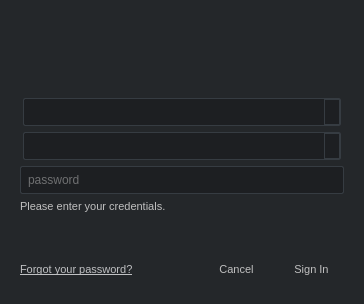
shotgunsoftware/tk-core, file python/tank/authentication/resources/login_dialog.ui: the form before one commit.
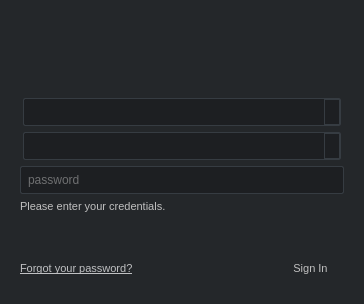
The form after the commit. Icons and pictures are not drawn. Custom widgets are drawn as their Qt base class.

Commit message:
SG-30477 App Session Launcher - Part 2: improve UI (#886)
* [Review QT Stylesheet] Update button style to be more eventful and aligned with SG style

* Add confirmation before closing the window - Cancel button, Close window, Escape key

* Remove the Cancel buttons

* Add test coverage to confirmation dialog

*  Fixup Python 2 support: "exec" is a reserved keyword in Python 2

```diff
--- a/python/tank/authentication/resources/login_dialog.ui
+++ b/python/tank/authentication/resources/login_dialog.ui
@@ -36,6 +36,7 @@
 QPushButton
 {
     background-color: transparent;
+    border: 1px solid transparent;
     border-radius: 2px;
     padding: 8px;
     padding-left: 15px;
@@ -57,6 +58,21 @@
     margin-right: 3px;
 }
 
+QPushButton:focus
+{
+    border-color: rgb(48, 167, 227);
+    outline: none;
+}
+
+QPushButton:hover {
+    border-color: rgb(54, 60, 66);
+}
+
+QPushButton:pressed
+{
+    border-color: rgb(192, 192, 192);
+}
+
 QComboBox:focus, QLineEdit:focus
 {
     border: 1px solid rgb(48, 167, 227);
@@ -91,8 +107,19 @@
 QPushButton.main
 {
     background-color: rgb(35, 165, 225);
+    border-color: rgb(36, 39, 42);
     color: rgb(248, 248, 248);
 }
+
+QPushButton.main:focus, QPushButton.main:hover
+{
+    border-color: rgb(54, 60, 66);
+}
+
+QPushButton.main:pressed
+{
+    border-color: rgb(248, 248, 248);
+}
 </string>
   </property>
   <property name="modal">
@@ -240,7 +267,7 @@
         </widget>
        </item>
        <item>
-        <layout class="QHBoxLayout" name="button_layout" stretch="0,1,0,0">
+        <layout class="QHBoxLayout" name="button_layout" stretch="0,1,0">
          <property name="spacing">
           <number>10</number>
          </property>
@@ -283,19 +310,6 @@
            </property>
           </spacer>
          </item>
-         <item>
-          <widget class="QPushButton" name="cancel">
-           <property name="text">
-            <string>Cancel</string>
-           </property>
-           <property name="autoDefault">
-            <bool>false</bool>
-           </property>
-           <property name="flat">
-            <bool>true</bool>
-           </property>
-          </widget>
-         </item>
          <item>
           <widget class="QPushButton" name="sign_in">
            <property name="text">
```
Left out of the diff: 81 changed lines with no effect on the pictures. The commit also changes 3 other files.
